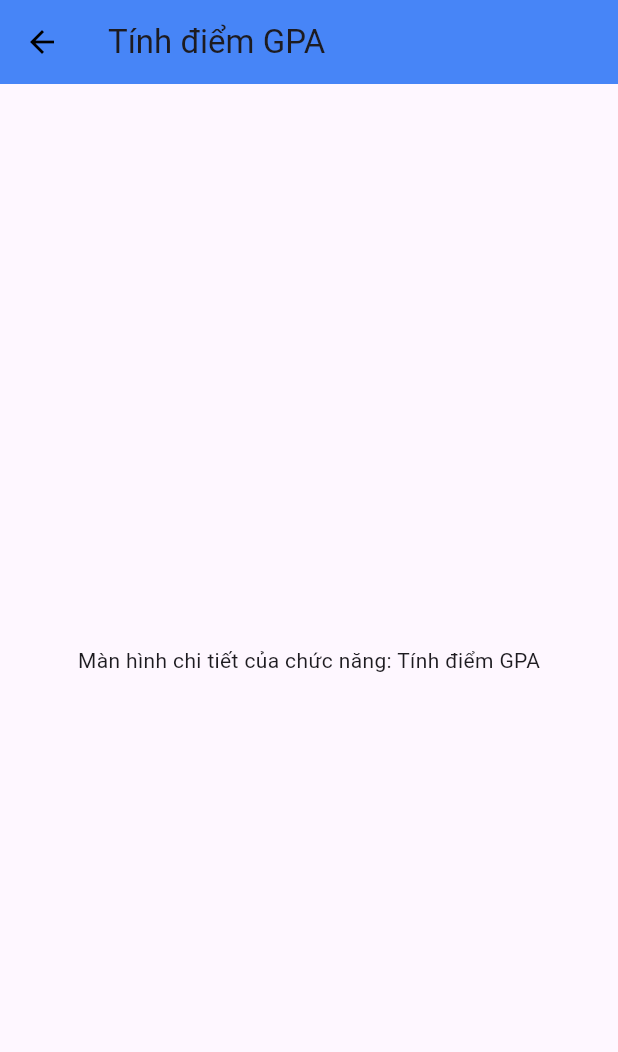
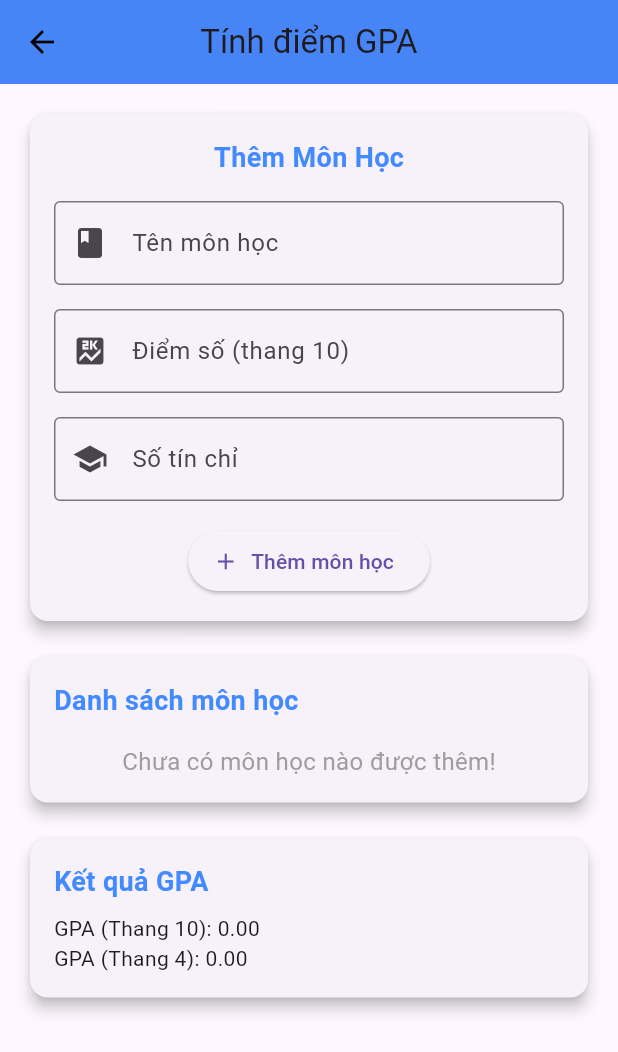
Before and after one commit to NguyenNhatHuynh/UniScore, a Flutter app: the screen it shows after launch, after a tap on "Tính điểm GPA", on a phone screen of 412 x 824 dp. Shown: the top 1052 px of the screen. Run offline on Flutter 3.47's test engine with Material 3 defaults, Android fonts, the phone set to English and light mode, and no system bars.

Commit message:
Final Future - Tinh Diem GPA

```diff
--- a/lib/main.dart
+++ b/lib/main.dart
@@ -1,4 +1,5 @@
 import 'package:flutter/material.dart';
+import 'package:uni_score/screens/gpa_calculator_screen.dart';
 import 'package:uni_score/screens/temporary_average_screen.dart';
 
 void main() {
@@ -160,8 +161,7 @@ class HomeContent extends StatelessWidget {
             () {
               Navigator.push(
                 context,
-                MaterialPageRoute(
-                    builder: (context) => DummyScreen(title: 'Tính điểm GPA')),
+                MaterialPageRoute(builder: (context) => GPACalculatorScreen()),
               );
             },
           ),
--- /dev/null
+++ b/lib/screens/gpa_calculator_screen.dart
@@ -0,0 +1,249 @@
+import 'package:flutter/material.dart';
+
+class GPACalculatorScreen extends StatefulWidget {
+  @override
+  _GPACalculatorScreenState createState() => _GPACalculatorScreenState();
+}
+
+class _GPACalculatorScreenState extends State<GPACalculatorScreen> {
+  final List<Map<String, dynamic>> _subjects = [];
+  final _formKey = GlobalKey<FormState>();
+  final TextEditingController _subjectController = TextEditingController();
+  final TextEditingController _scoreController = TextEditingController();
+  final TextEditingController _creditController = TextEditingController();
+
+  double _gpa10 = 0.0;
+  double _gpa4 = 0.0;
+
+  void _addSubject() {
+    if (_formKey.currentState!.validate()) {
+      setState(() {
+        _subjects.add({
+          'name': _subjectController.text,
+          'score': double.parse(_scoreController.text),
+          'credits': double.parse(_creditController.text),
+        });
+        _subjectController.clear();
+        _scoreController.clear();
+        _creditController.clear();
+        _calculateGPA();
+      });
+    }
+  }
+
+  void _calculateGPA() {
+    double totalCredits = 0.0;
+    double totalPoints10 = 0.0;
+    double totalPoints4 = 0.0;
+
+    for (var subject in _subjects) {
+      totalCredits += subject['credits'];
+      totalPoints10 += subject['score'] * subject['credits'];
+      totalPoints4 += _convertToScale4(subject['score']) * subject['credits'];
+    }
+
+    setState(() {
+      _gpa10 = totalCredits > 0 ? totalPoints10 / totalCredits : 0.0;
+      _gpa4 = totalCredits > 0 ? totalPoints4 / totalCredits : 0.0;
+    });
+  }
+
+  double _convertToScale4(double score) {
+    if (score >= 8.5) return 4.0;
+    if (score >= 7.0) return 3.0;
+    if (score >= 5.5) return 2.0;
+    if (score >= 4.0) return 1.0;
+    return 0.0;
+  }
+
+  @override
+  Widget build(BuildContext context) {
+    return Scaffold(
+      appBar: AppBar(
+        title: Text('Tính điểm GPA'),
+        centerTitle: true,
+      ),
+      body: SingleChildScrollView(
+        child: Padding(
+          padding: const EdgeInsets.all(16.0),
+          child: Column(
+            crossAxisAlignment: CrossAxisAlignment.stretch,
+            children: [
+              Card(
+                elevation: 4.0,
+                shape: RoundedRectangleBorder(
+                  borderRadius: BorderRadius.circular(12.0),
+                ),
+                child: Padding(
+                  padding: const EdgeInsets.all(16.0),
+                  child: Form(
+                    key: _formKey,
+                    child: Column(
+                      children: [
+                        Text(
+                          'Thêm Môn Học',
+                          style: TextStyle(
+                            fontSize: 18.0,
+                            fontWeight: FontWeight.bold,
+                            color: Colors.blueAccent,
+                          ),
+                        ),
+                        SizedBox(height: 16.0),
+                        TextFormField(
+                          controller: _subjectController,
+                          decoration: InputDecoration(
+                            labelText: 'Tên môn học',
+                            border: OutlineInputBorder(),
+                            prefixIcon: Icon(Icons.book),
+                          ),
+                          validator: (value) {
+                            if (value == null || value.isEmpty) {
+                              return 'Vui lòng nhập tên môn học';
+                            }
+                            return null;
+                          },
+                        ),
+                        SizedBox(height: 16.0),
+                        TextFormField(
+                          controller: _scoreController,
+                          decoration: InputDecoration(
+                            labelText: 'Điểm số (thang 10)',
+                            border: OutlineInputBorder(),
+                            prefixIcon: Icon(Icons.score),
+                          ),
+                          keyboardType: TextInputType.number,
+                          validator: (value) {
+                            if (value == null || value.isEmpty) {
+                              return 'Vui lòng nhập điểm số';
+                            }
+                            if (double.tryParse(value) == null ||
+                                double.parse(value) < 0 ||
+                                double.parse(value) > 10) {
+                              return 'Điểm số phải trong khoảng 0 - 10';
+                            }
+                            return null;
+                          },
+                        ),
+                        SizedBox(height: 16.0),
+                        TextFormField(
+                          controller: _creditController,
+                          decoration: InputDecoration(
+                            labelText: 'Số tín chỉ',
+                            border: OutlineInputBorder(),
+                            prefixIcon: Icon(Icons.school),
+                          ),
+                          keyboardType: TextInputType.number,
+                          validator: (value) {
+                            if (value == null || value.isEmpty) {
+                              return 'Vui lòng nhập số tín chỉ';
+                            }
+                            if (double.tryParse(value) == null ||
+                                double.parse(value) <= 0) {
+                              return 'Số tín chỉ phải lớn hơn 0';
+                            }
+                            return null;
+                          },
+                        ),
+                        SizedBox(height: 16.0),
+                        ElevatedButton.icon(
+                          onPressed: _addSubject,
+                          icon: Icon(Icons.add),
+                          label: Text('Thêm môn học'),
+                        ),
+                      ],
+                    ),
+                  ),
+                ),
+              ),
+              SizedBox(height: 16.0),
+              Card(
+                elevation: 4.0,
+                shape: RoundedRectangleBorder(
+                  borderRadius: BorderRadius.circular(12.0),
+                ),
+                child: Padding(
+                  padding: const EdgeInsets.all(16.0),
+                  child: Column(
+                    crossAxisAlignment: CrossAxisAlignment.stretch,
+                    children: [
+                      Text(
+                        'Danh sách môn học',
+                        style: TextStyle(
+                          fontSize: 18.0,
+                          fontWeight: FontWeight.bold,
+                          color: Colors.blueAccent,
+                        ),
+                      ),
+                      SizedBox(height: 16.0),
+                      if (_subjects.isEmpty)
+                        Center(
+                          child: Text(
+                            'Chưa có môn học nào được thêm!',
+                            style: TextStyle(
+                              color: Colors.grey,
+                              fontSize: 16.0,
+                            ),
+                          ),
+                        )
+                      else
+                        ListView.separated(
+                          shrinkWrap: true,
+                          physics: NeverScrollableScrollPhysics(),
+                          itemCount: _subjects.length,
+                          separatorBuilder: (context, index) =>
+                              Divider(height: 1.0),
+                          itemBuilder: (context, index) {
+                            final subject = _subjects[index];
+                            return ListTile(
+                              title: Text(subject['name']),
+                              subtitle: Text(
+                                  'Điểm: ${subject['score']} - Tín chỉ: ${subject['credits']}'),
+                              trailing: IconButton(
+                                icon: Icon(Icons.delete, color: Colors.red),
+                                onPressed: () {
+                                  setState(() {
+                                    _subjects.removeAt(index);
+                                    _calculateGPA();
+                                  });
+                                },
+                              ),
+                            );
+                          },
+                        ),
+                    ],
+                  ),
+                ),
+              ),
+              SizedBox(height: 16.0),
+              Card(
+                elevation: 4.0,
+                shape: RoundedRectangleBorder(
+                  borderRadius: BorderRadius.circular(12.0),
+                ),
+                child: Padding(
+                  padding: const EdgeInsets.all(16.0),
+                  child: Column(
+                    crossAxisAlignment: CrossAxisAlignment.start,
+                    children: [
+                      Text(
+                        'Kết quả GPA',
+                        style: TextStyle(
+                          fontSize: 18.0,
+                          fontWeight: FontWeight.bold,
+                          color: Colors.blueAccent,
+                        ),
+                      ),
+                      SizedBox(height: 8.0),
+                      Text('GPA (Thang 10): ${_gpa10.toStringAsFixed(2)}'),
+                      Text('GPA (Thang 4): ${_gpa4.toStringAsFixed(2)}'),
+                    ],
+                  ),
+                ),
+              ),
+            ],
+          ),
+        ),
+      ),
+    );
+  }
+}
```
Also changed, not shown: lib/screens/calculate_average_screen.dart (deleted), lib/screens/custom_weight_screen.dart (deleted), 1 other file.
